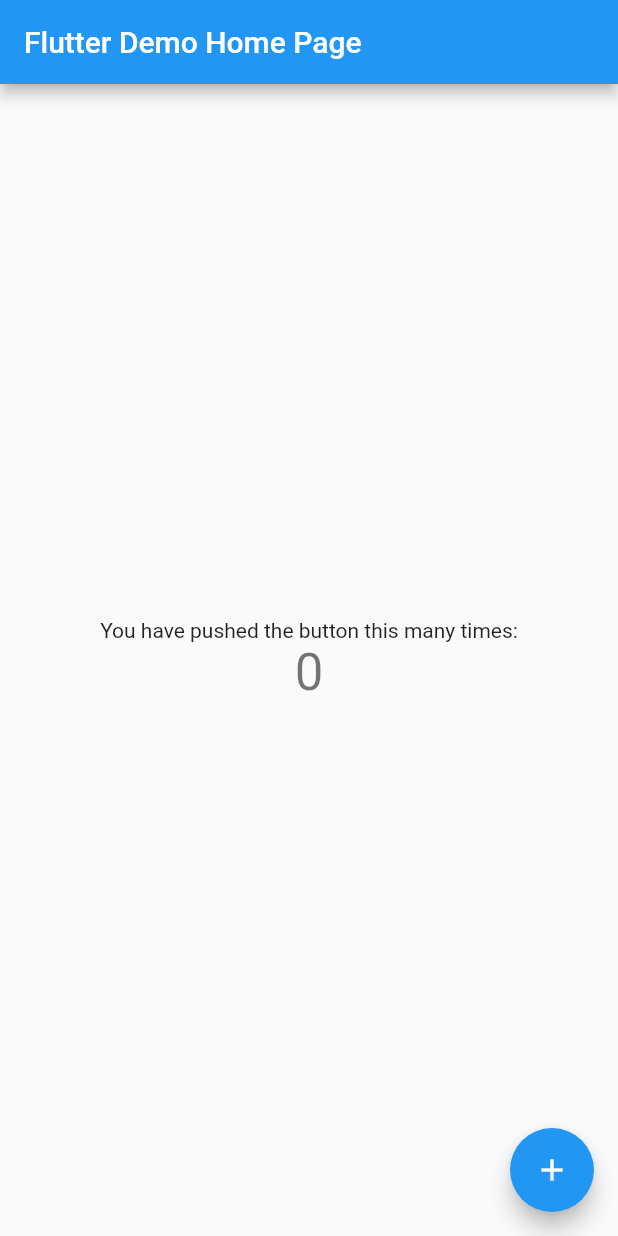
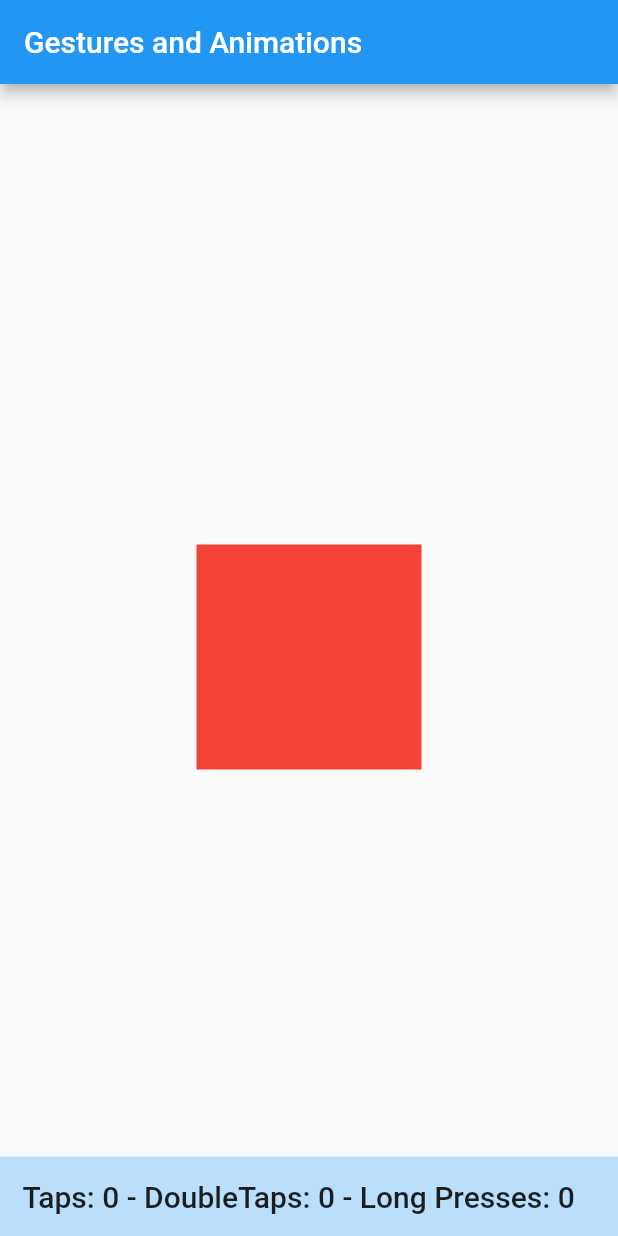
Before and after one commit to AfreenHasheem/Flutter_Gesture_Detection_Animations, a Flutter app: the screen it shows after launch, on a phone screen of 412 x 824 dp. Run offline on Flutter 3.47's test engine with Material 2 defaults, Android fonts, the phone set to English and light mode, and no system bars.

Commit message:
Drawing the red square and placing it in the center

```diff
--- a/lib/main.dart
+++ b/lib/main.dart
@@ -7,17 +7,10 @@ class MyApp extends StatelessWidget {
   @override
   Widget build(BuildContext context) {
     return MaterialApp(
-      title: 'Flutter Demo',
+      debugShowCheckedModeBanner: false,
+      title: 'Gestures and Animations',
       theme: ThemeData(
-        // This is the theme of your application.
-        //
-        // Try running your application with "flutter run". You'll see the
-        // application has a blue toolbar. Then, without quitting the app, try
-        // changing the primarySwatch below to Colors.green and then invoke
-        // "hot reload" (press "r" in the console where you ran "flutter run",
-        // or simply save your changes to "hot reload" in a Flutter IDE).
-        // Notice that the counter didn't reset back to zero; the application
-        // is not restarted.
+
         primarySwatch: Colors.blue,
       ),
       home: MyHomePage(title: 'Flutter Demo Home Page'),
@@ -28,14 +21,7 @@ class MyApp extends StatelessWidget {
 class MyHomePage extends StatefulWidget {
   MyHomePage({Key key, this.title}) : super(key: key);
 
-  // This widget is the home page of your application. It is stateful, meaning
-  // that it has a State object (defined below) that contains fields that affect
-  // how it looks.
 
-  // This class is the configuration for the state. It holds the values (in this
-  // case the title) provided by the parent (in this case the App widget) and
-  // used by the build method of the State. Fields in a Widget subclass are
-  // always marked "final".
 
   final String title;
 
@@ -44,68 +30,59 @@ class MyHomePage extends StatefulWidget {
 }
 
 class _MyHomePageState extends State<MyHomePage> {
-  int _counter = 0;
 
-  void _incrementCounter() {
+ int numTaps = 0;
+ int numDoubleTaps = 0;
+ int numLongPress = 0;
+ double posX = 0.0;
+ double posY = 0.0;
+ double boxSize = 150.0; //this is the width and height of the square
+
+
+
+  @override
+  Widget build(BuildContext context) {
+    if(posX == 0.0){
+      center(context);
+    }
+
+    return Scaffold(
+      appBar: AppBar(
+        title: Text("Gestures and Animations"),
+      ),
+      body: Stack(
+        children: <Widget>[
+          Positioned(
+            left: posX,
+            top: posY,
+            child: Container(
+              width: boxSize,
+              height: boxSize,
+              decoration: BoxDecoration(
+                color: Colors.red,
+              ),
+            ),
+          )
+        ],
+      ),
+      bottomNavigationBar: Material(
+        color: Theme.of(context).primaryColorLight,
+        child: Padding(
+            padding: EdgeInsets.all(15.0),
+              child: Text("Taps: $numTaps - DoubleTaps: $numDoubleTaps - Long Presses: $numLongPress",
+              style: Theme.of(context).textTheme.title,),
+        ),
+      ),
+    );
+  }
+
+  void center(BuildContext context){
+    posX = (MediaQuery.of(context).size.width / 2) - boxSize /2;
+    posY = (MediaQuery.of(context).size.height / 2) - boxSize /2 - 30.0;
     setState(() {
-      // This call to setState tells the Flutter framework that something has
-      // changed in this State, which causes it to rerun the build method below
-      // so that the display can reflect the updated values. If we changed
-      // _counter without calling setState(), then the build method would not be
-      // called again, and so nothing would appear to happen.
-      _counter++;
+      posX = posX;
+      posY = posY;
     });
   }
 
-  @override
-  Widget build(BuildContext context) {
-    // This method is rerun every time setState is called, for instance as done
-    // by the _incrementCounter method above.
-    //
-    // The Flutter framework has been optimized to make rerunning build methods
-    // fast, so that you can just rebuild anything that needs updating rather
-    // than having to individually change instances of widgets.
-    return Scaffold(
-      appBar: AppBar(
-        // Here we take the value from the MyHomePage object that was created by
-        // the App.build method, and use it to set our appbar title.
-        title: Text(widget.title),
-      ),
-      body: Center(
-        // Center is a layout widget. It takes a single child and positions it
-        // in the middle of the parent.
-        child: Column(
-          // Column is also layout widget. It takes a list of children and
-          // arranges them vertically. By default, it sizes itself to fit its
-          // children horizontally, and tries to be as tall as its parent.
-          //
-          // Invoke "debug painting" (press "p" in the console, choose the
-          // "Toggle Debug Paint" action from the Flutter Inspector in Android
-          // Studio, or the "Toggle Debug Paint" command in Visual Studio Code)
-          // to see the wireframe for each widget.
-          //
-          // Column has various properties to control how it sizes itself and
-          // how it positions its children. Here we use mainAxisAlignment to
-          // center the children vertically; the main axis here is the vertical
-          // axis because Columns are vertical (the cross axis would be
-          // horizontal).
-          mainAxisAlignment: MainAxisAlignment.center,
-          children: <Widget>[
-            Text(
-              'You have pushed the button this many times:',
-            ),
-            Text(
-              '$_counter',
-              style: Theme.of(context).textTheme.display1,
-            ),
-          ],
-        ),
-      ),
-      floatingActionButton: FloatingActionButton(
-        onPressed: _incrementCounter,
-        tooltip: 'Increment',
-        child: Icon(Icons.add),
-      ), // This trailing comma makes auto-formatting nicer for build methods.
-    );
-  }
 }
```
